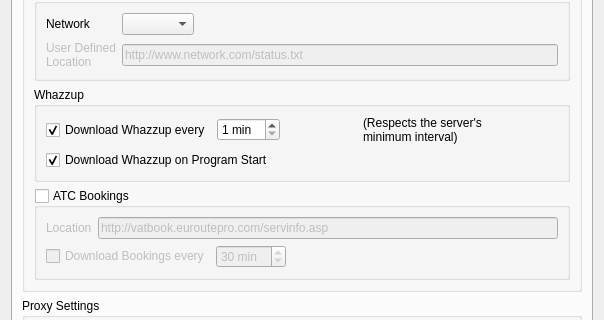
qutescoop/qutescoop, file trunk/QuteScoop/src/PreferencesDialog.ui: the form before one commit; both pictures show x 0 to 604 and y 91 to 411 of the 604 by 726 pixel window.
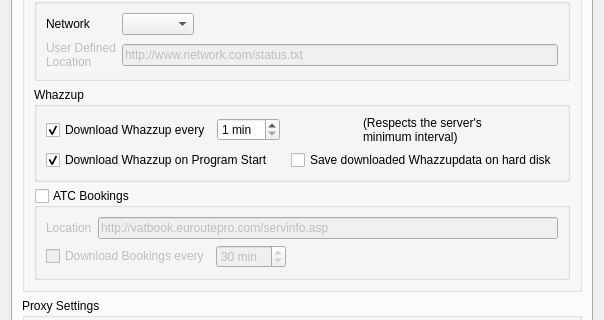
The form after the commit. Icons and pictures are not drawn.

```diff
--- a/trunk/QuteScoop/src/PreferencesDialog.ui
+++ b/trunk/QuteScoop/src/PreferencesDialog.ui
@@ -165,6 +165,8 @@
               </layout>
              </item>
              <item>
+              <layout class="QHBoxLayout" name="horizontalLayout_5">
+               <item>
               <widget class="QCheckBox" name="cbDownloadOnStartup">
                <property name="text">
                 <string>Download Whazzup on Program Start</string>
@@ -174,6 +176,15 @@
                </property>
               </widget>
              </item>
+               <item>
+                <widget class="QCheckBox" name="cbSaveWhazzupData">
+                 <property name="text">
+                  <string>Save downloaded Whazzupdata on hard disk</string>
+                 </property>
+                </widget>
+               </item>
+              </layout>
+             </item>
             </layout>
            </widget>
           </item>
```
Left out of the diff: 6 changed lines with no effect on the pictures. Lines whose indentation alone changed are shown as unchanged.
